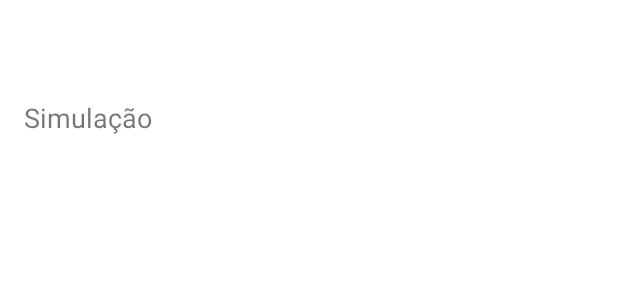
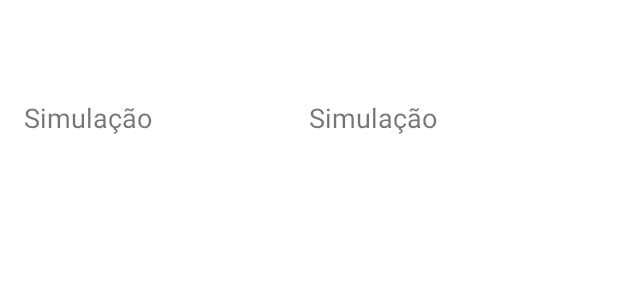
Before and after one commit to Bhyan/gestor-de-custo, an Android app: the layout adapter_simulacao.xml on its own in the app's theme, with its tools: preview values and no code run, on a phone screen of 412 x 824 dp. Shown: the top 300 px of the screen. Run offline under Robolectric (Android 15) with nearby library versions, the phone set to English and light mode, and no system bars.

Commit message:
Correção sugeridas.

```diff
--- a/app/src/main/java/com/example/gestordecusto/adapter/AdapterSimulacao.kt
+++ b/app/src/main/java/com/example/gestordecusto/adapter/AdapterSimulacao.kt
@@ -34,7 +34,10 @@ class AdapterSimulacao(
 
     override fun onBindViewHolder(holder: AdapterSimulacao.MyViewHolde, position: Int) {
         val nome = listaSimulacao[position].nomeProduto
-        holder.nomeSimulacao.text = nome
+        val valor = listaSimulacao[position].valorSujerido
+
+        holder.nomeSimulacao.text = nome.toUpperCase()
+        holder.valorSimulacao.text = "R$ " + valor.toString()
     }
 
     override fun getItemCount(): Int {
@@ -43,5 +46,6 @@ class AdapterSimulacao(
 
     class MyViewHolde(itemView: View) : RecyclerView.ViewHolder(itemView) {
         var nomeSimulacao = itemView.findViewById<TextView>(R.id.nomeSimulacao)
+        var valorSimulacao = itemView.findViewById<TextView>(R.id.valorSimulacao)
     }
 }
--- a/app/src/main/res/layout/adapter_simulacao.xml
+++ b/app/src/main/res/layout/adapter_simulacao.xml
@@ -19,5 +19,12 @@
             android:id="@+id/nomeSimulacao"
             android:layout_weight="1"
             android:textSize="18sp"/>
+        <TextView
+            android:text="@string/simulacao"
+            android:layout_width="0dp"
+            android:layout_height="wrap_content"
+            android:id="@+id/valorSimulacao"
+            android:layout_weight="1"
+            android:textSize="18sp"/>
     </LinearLayout>
 </LinearLayout>
```
Also changed, not shown: app/src/main/java/com/example/gestordecusto/activity/CadastroActivity.kt (+6 -6 lines), app/src/main/java/com/example/gestordecusto/activity/SimulacaoActivity.kt (+28 -11 lines).
